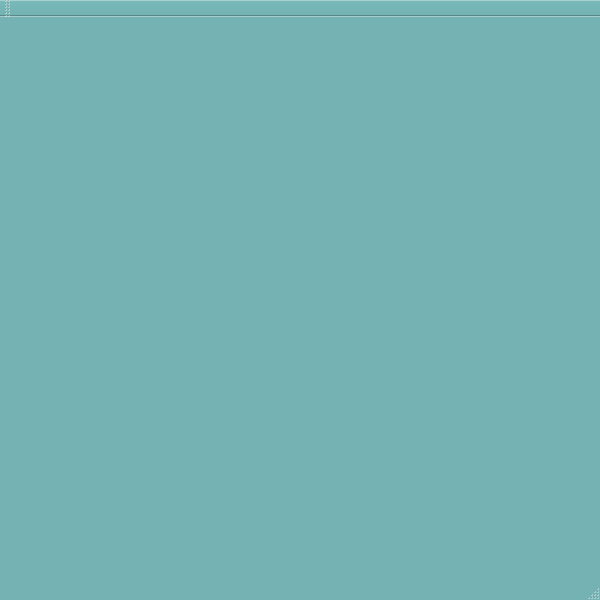
Before: the Qt Designer form mainwindow.ui in jerryjiahaha/reversi, drawn with Qt 5.
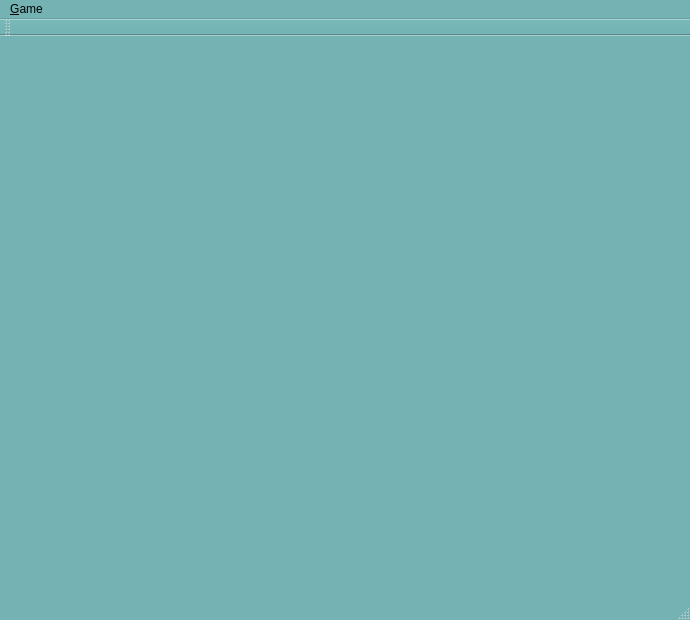
After: the same form once the commit is applied.

Commit message: prototype of game

Patch:
```diff
--- a/mainwindow.ui
+++ b/mainwindow.ui
@@ -2,6 +2,14 @@
 <ui version="4.0">
  <class>MainWindow</class>
  <widget class="QMainWindow" name="MainWindow">
+  <property name="geometry">
+   <rect>
+    <x>0</x>
+    <y>0</y>
+    <width>690</width>
+    <height>620</height>
+   </rect>
+  </property>
   <property name="minimumSize">
    <size>
     <width>600</width>
@@ -114,10 +122,17 @@
     <rect>
      <x>0</x>
      <y>0</y>
-     <width>1005</width>
+     <width>690</width>
      <height>30</height>
     </rect>
    </property>
+   <widget class="QMenu" name="menuNew">
+    <property name="title">
+     <string>&amp;Game</string>
+    </property>
+    <addaction name="actionNew"/>
+   </widget>
+   <addaction name="menuNew"/>
   </widget>
   <widget class="QToolBar" name="mainToolBar">
    <attribute name="toolBarArea">
```
Left out of the diff: 5 changed lines with no effect on the pictures. The commit also changes 11 other files.
